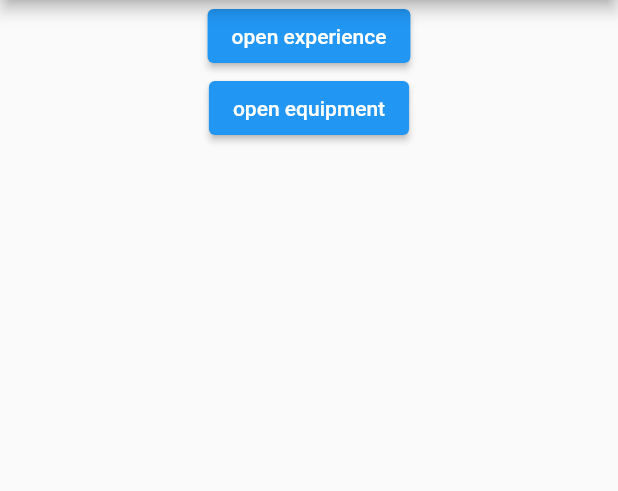
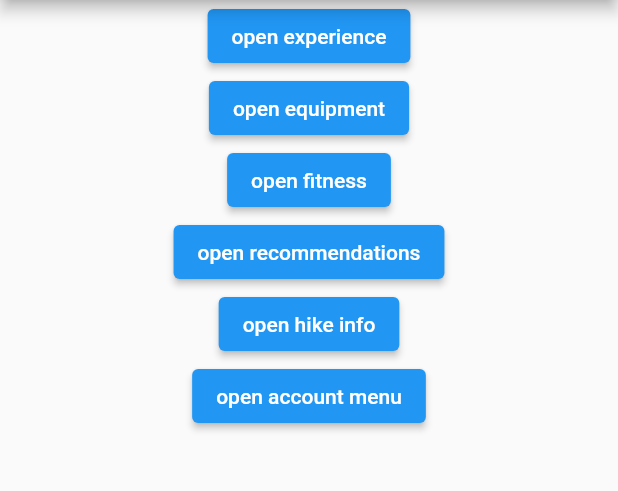
Before and after one commit to anahoward815/MobileProject, a Flutter app: the Start screen opened directly, on a phone screen of 412 x 824 dp, the part 84-575 px from its top. Run offline on Flutter 3.47's test engine with Material 2 defaults, Android fonts, the phone set to English and light mode, and no system bars; missing offline and left inert: dart:ffi.

Commit message:
fitness_level page added and main updated

```diff
--- a/HikingApp/lib/main.dart
+++ b/HikingApp/lib/main.dart
@@ -1,6 +1,7 @@
 import 'package:flutter/material.dart';
 import 'package:hiking_app/backend/DefaultHikeList.dart';
 import 'package:hiking_app/pages/account_menu.dart';
+import 'package:hiking_app/pages/fitness_level.dart';
 import 'package:hiking_app/pages/hike_reccomendation_page.dart';
 import 'package:hiking_app/pages/hiking_experience.dart';
 import 'package:hiking_app/pages/hiking_info_page.dart';
@@ -13,8 +14,10 @@ void main() => runApp(MaterialApp(
     '/exp': (context) => RateYourExperience(),
     '/equipment': (context) => Equipment(),
     '/': (context) => RateYourExperience(),
+    // '/' : (context) => Start(),
     '/hikeRecommendation': (context) => HikeRecommendationPage(),
     '/hikeInfo': (context) => HikingInfo.Info(DefaultHikeList().getHikeList()[0]),
     '/accountMenu' : (context) => AccountMenu(),
+    '/fitness' : (context) => Fitness(),
   }
 ));
--- a/HikingApp/lib/pages/hiking_experience.dart
+++ b/HikingApp/lib/pages/hiking_experience.dart
@@ -154,6 +154,7 @@ class _RateYourExperience extends State<RateYourExperience> {
               child: Text('next'),
               style: ElevatedButton.styleFrom(
                 primary: Color.fromRGBO(136, 183, 175, 100),
+                padding: EdgeInsets.fromLTRB(30, 5, 30, 5)
               ),
             )
           ],
--- a/HikingApp/lib/pages/test_start_page.dart
+++ b/HikingApp/lib/pages/test_start_page.dart
@@ -36,7 +36,31 @@ class _StartState extends State<Start> {
                 onPressed: () {
                   Navigator.pushNamed(context, '/equipment');
                 },
-              )
+              ),
+              ElevatedButton(
+                child: const Text('open fitness'),
+                onPressed: () {
+                  Navigator.pushNamed(context, '/fitness');
+                },
+              ),
+              ElevatedButton(
+                child: const Text('open recommendations'),
+                onPressed: () {
+                  Navigator.pushNamed(context, '/hikeRecommendation');
+                },
+              ),
+              ElevatedButton(
+                child: const Text('open hike info'),
+                onPressed: () {
+                  Navigator.pushNamed(context, '/hikeInfo');
+                },
+              ),
+              ElevatedButton(
+                child: const Text('open account menu'),
+                onPressed: () {
+                  Navigator.pushNamed(context, '/accountMenu');
+                },
+              ),
             ],
           )
         )
```
Also changed, not shown: HikingApp/lib/pages/fitness_level.dart (added, +104 -0 lines).
